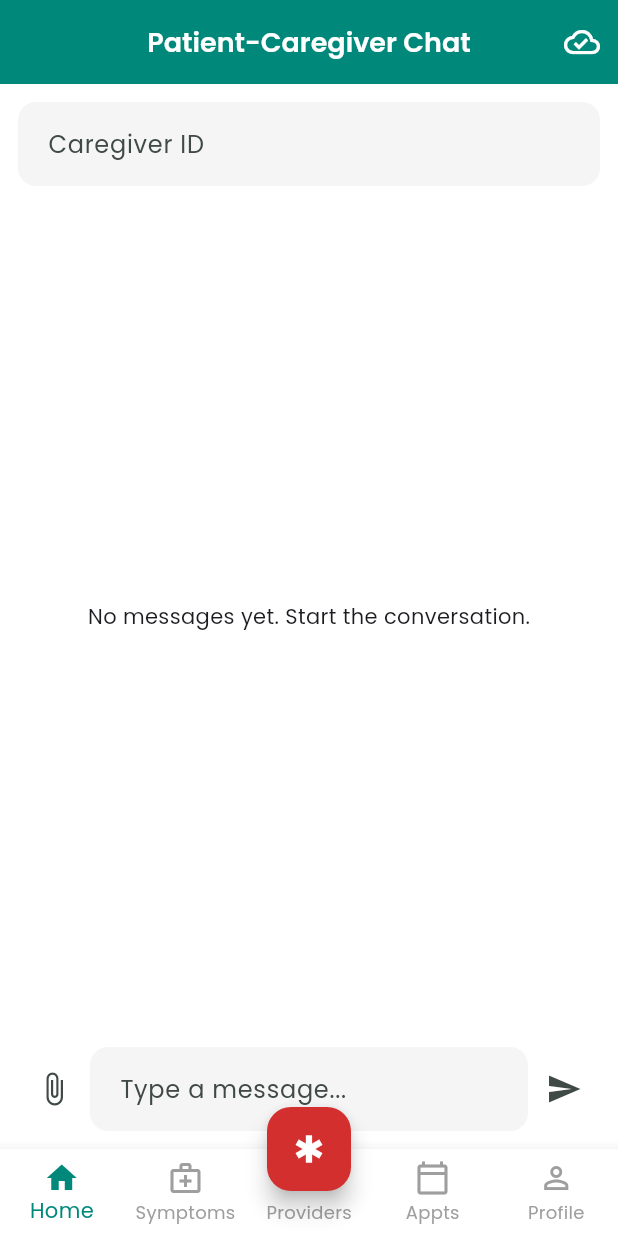
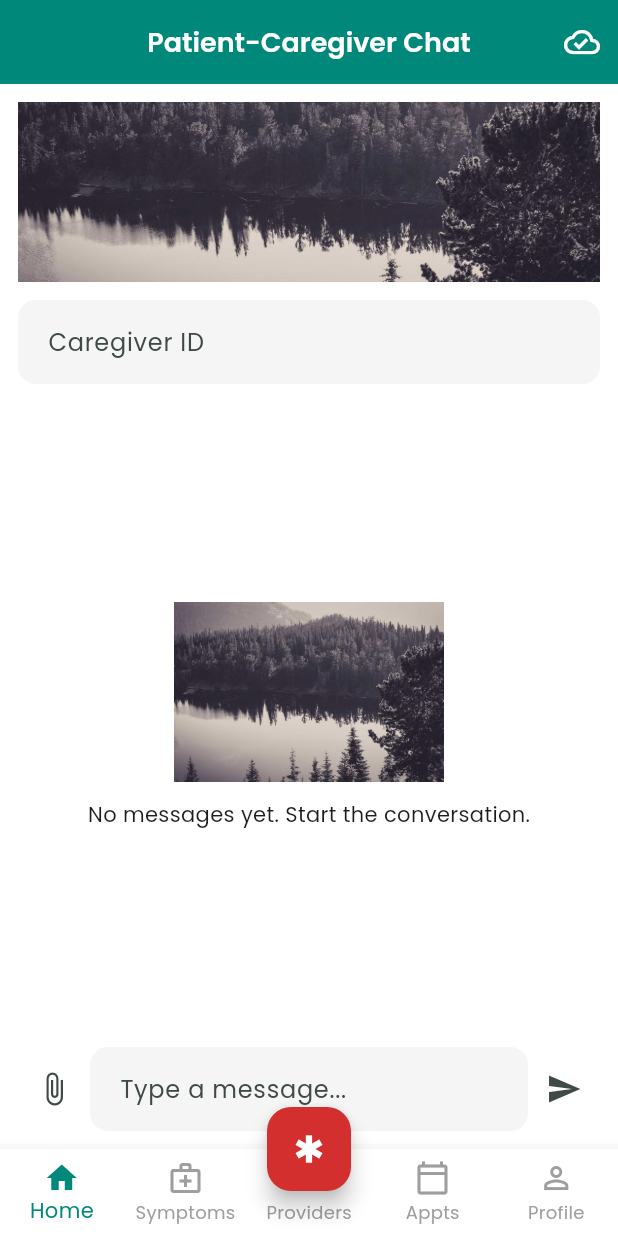
Before and after one commit to temitayocharles/healthcare_naija, a Flutter app: the ChatScreen screen opened by its route, on a phone screen of 412 x 824 dp. Run offline on Flutter 3.47's test engine with Material 3 defaults, Android fonts, the light colour scheme and no system bars; our stand-ins replace cloud_firestore, connectivity_plus, file_picker, firebase_auth, firebase_core, firebase_messaging and 8 more; accounts and stored records are empty.

Commit message:
feat(ui): add production visual assets and wire media across core screens

```diff
--- a/lib/features/chat/chat_screen.dart
+++ b/lib/features/chat/chat_screen.dart
@@ -138,6 +138,18 @@ class _ChatScreenState extends ConsumerState<ChatScreen> {
       ),
       body: Column(
         children: [
+          ClipRRect(
+            borderRadius: BorderRadius.circular(12),
+            child: Padding(
+              padding: const EdgeInsets.fromLTRB(12, 12, 12, 0),
+              child: Image.asset(
+                'assets/images/chat_banner.jpg',
+                height: 120,
+                width: double.infinity,
+                fit: BoxFit.cover,
+              ),
+            ),
+          ),
           Padding(
             padding: const EdgeInsets.all(12),
             child: TextField(
@@ -153,8 +165,20 @@ class _ChatScreenState extends ConsumerState<ChatScreen> {
             child: messagesAsync.when(
               data: (messages) {
                 if (messages.isEmpty) {
-                  return const Center(
-                    child: Text('No messages yet. Start the conversation.'),
+                  return Center(
+                    child: Column(
+                      mainAxisAlignment: MainAxisAlignment.center,
+                      children: [
+                        Image.asset(
+                          'assets/images/chat_banner.jpg',
+                          height: 120,
+                          width: 180,
+                          fit: BoxFit.cover,
+                        ),
+                        const SizedBox(height: 12),
+                        const Text('No messages yet. Start the conversation.'),
+                      ],
+                    ),
                   );
                 }
                 return ListView.builder(
--- a/lib/features/health_records/health_records_screen.dart
+++ b/lib/features/health_records/health_records_screen.dart
@@ -205,8 +205,9 @@ class _HealthRecordsScreenState extends ConsumerState<HealthRecordsScreen> {
               Container(
                 padding: const EdgeInsets.all(20),
                 decoration: BoxDecoration(
-                  gradient: LinearGradient(
-                    colors: [Colors.purple, Colors.purple.withValues(alpha: 0.7)],
+                  image: const DecorationImage(
+                    image: AssetImage('assets/images/records_banner.jpg'),
+                    fit: BoxFit.cover,
                   ),
                   borderRadius: BorderRadius.circular(16),
                 ),
--- a/lib/features/profile/profile_screen.dart
+++ b/lib/features/profile/profile_screen.dart
@@ -47,7 +47,7 @@ class ProfileScreen extends ConsumerWidget {
                   CircleAvatar(
                     radius: 50,
                     backgroundColor: AppTheme.primaryColor.withValues(alpha: 0.1),
-                    child: const Icon(Icons.person, size: 50, color: AppTheme.primaryColor),
+                    backgroundImage: const AssetImage('assets/images/profile_placeholder.jpg'),
                   ),
                   const SizedBox(height: 16),
                   Text(
```
Also changed, not shown: lib/core/services/provider_service.dart (+8 -0 lines), lib/features/home/home_screen.dart (+10 -0 lines), lib/features/provider_search/provider_search_screen.dart (+32 -10 lines), lib/features/telemedicine/telemedicine_screen.dart (+10 -0 lines), assets/images/chat_banner.jpg (added), assets/images/home_hero.jpg (added), assets/images/profile_placeholder.jpg (added), assets/images/provider_1.jpg (added), assets/images/provider_2.jpg (added), assets/images/provider_3.jpg (added), assets/images/provider_4.jpg (added), assets/images/records_banner.jpg (added).
